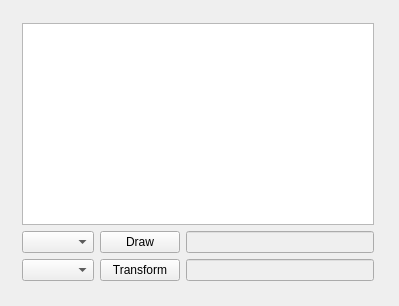
jginsburgn/ADA, file QT Projects/ComputerGraphics/mainwindow.ui: the form before one commit.
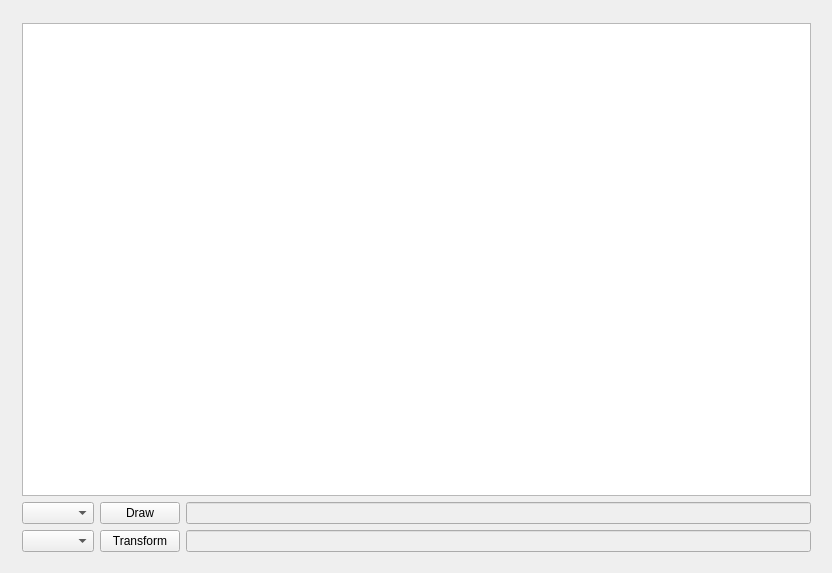
The form after the commit.

```diff
--- a/QT Projects/ComputerGraphics/mainwindow.ui
+++ b/QT Projects/ComputerGraphics/mainwindow.ui
@@ -6,24 +6,27 @@
    <rect>
     <x>0</x>
     <y>0</y>
-    <width>399</width>
-    <height>306</height>
+    <width>832</width>
+    <height>573</height>
    </rect>
   </property>
   <property name="windowTitle">
    <string>MainWindow</string>
   </property>
   <widget class="QWidget" name="centralWidget">
-   <widget class="QWidget" name="">
+   <widget class="QWidget" name="layoutWidget">
     <property name="geometry">
      <rect>
       <x>11</x>
       <y>12</y>
-      <width>374</width>
-      <height>280</height>
+      <width>811</width>
+      <height>551</height>
      </rect>
     </property>
     <layout class="QVBoxLayout" name="generalLayout">
+     <property name="sizeConstraint">
+      <enum>QLayout::SetNoConstraint</enum>
+     </property>
      <item>
       <widget class="QGraphicsView" name="graphicsView"/>
      </item>
```
